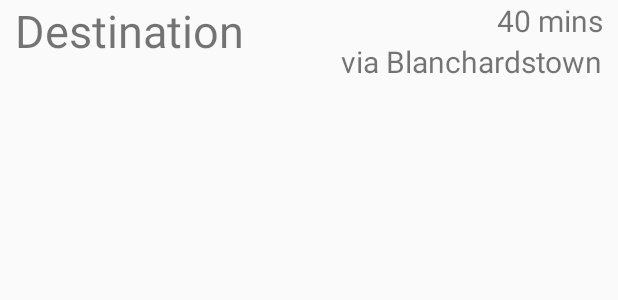
After one commit to AndrewSherlock/Student-Andriod-Application, an Android app: the layout bus_time_display.xml on its own in the app's theme, with its tools: preview values and no code run, on a phone screen of 412 x 824 dp. The commit adds this screen. Shown: the top 300 px of the screen. Run offline under Robolectric (Android 15) with nearby library versions, the phone set to English and light mode, and no system bars; network calls fail.

Commit message:
Dublin Bus updating now, Listing some stops a few times. need to do a sweep of the stops in the area.
Threads need to be properly implemented to avoid freezing. Over all styling needs to be done.

```diff
--- a/app/build.gradle
+++ b/app/build.gradle
@@ -24,10 +24,11 @@ dependencies {
     implementation 'com.android.support.constraint:constraint-layout:1.0.2'
     implementation 'com.android.support:design:26.1.0'
     implementation 'com.google.firebase:firebase-auth:11.0.4'
+    implementation 'com.android.support:support-v4:26.1.0'
+    implementation 'com.android.support:recyclerview-v7:26.1.0'
     testImplementation 'junit:junit:4.12'
     androidTestImplementation 'com.android.support.test:runner:1.0.1'
     androidTestImplementation 'com.android.support.test.espresso:espresso-core:3.0.1'
 }
 
-
 //apply plugin: 'com.google.gms.google-services'
--- /dev/null
+++ b/app/src/main/res/layout/bus_time_display.xml
@@ -0,0 +1,55 @@
+<RelativeLayout xmlns:android="http://schemas.android.com/apk/res/android"
+    android:layout_width="match_parent"
+    android:layout_height="80dp"
+    android:orientation="horizontal"
+    android:id="@+id/bus_time_container"
+    >
+
+    <LinearLayout
+        android:layout_width="match_parent"
+        android:layout_height="match_parent"
+        android:orientation="horizontal"
+        >
+        <TextView
+            android:layout_width="wrap_content"
+            android:layout_height="wrap_content"
+            android:layout_gravity="left"
+            android:text="Destination"
+            android:textSize="30dp"
+            android:layout_marginLeft="10dp"
+            android:id="@+id/dest_text"
+            />
+
+        <LinearLayout
+            android:layout_width="fill_parent"
+            android:layout_height="fill_parent"
+            android:gravity="right"
+            >
+
+            <LinearLayout
+                android:layout_width="wrap_content"
+                android:layout_height="wrap_content"
+                android:orientation="vertical">
+                <TextView
+                    android:layout_width="wrap_content"
+                    android:layout_height="wrap_content"
+                    android:layout_gravity="right"
+                    android:text="40 mins"
+                    android:textSize="20dp"
+                    android:layout_marginRight="10dp"
+                    android:id="@+id/bus_time_text"
+                    />
+
+                <TextView
+                    android:layout_width="wrap_content"
+                    android:layout_height="wrap_content"
+                    android:text="via Blanchardstown"
+                    android:textSize="20dp"
+                    android:layout_marginRight="10dp"
+                    android:id="@+id/bus_src"
+                    />
+
+            </LinearLayout>
+        </LinearLayout>
+    </LinearLayout>
+</RelativeLayout>
--- a/app/src/main/res/values/dimens.xml
+++ b/app/src/main/res/values/dimens.xml
@@ -1,3 +1,4 @@
 <resources>
     <dimen name="fab_margin">16dp</dimen>
+    <dimen name="text_margin">16dp</dimen>
 </resources>
--- a/app/src/main/res/values/strings.xml
+++ b/app/src/main/res/values/strings.xml
@@ -8,4 +8,5 @@
     <string name="title_activity_map">Map</string>
     <string name="title_activity_phone">Phone Numbers</string>
     <string name="title_activity_links">Quick Links</string>
+
 </resources>
```
Also changed, not shown: app/src/main/AndroidManifest.xml (+5 -3 lines), app/src/main/java/itbstudentapp/com/itbstudentapp/BusTimeInfo.java (added, +23 -0 lines), app/src/main/java/itbstudentapp/com/itbstudentapp/BusTimeReciever.java (added, +74 -0 lines), app/src/main/java/itbstudentapp/com/itbstudentapp/BusTimes.java (added, +70 -0 lines), app/src/main/java/itbstudentapp/com/itbstudentapp/DublinBusRouteFinder.java (+16 -21 lines), app/src/main/java/itbstudentapp/com/itbstudentapp/DublinBusRouteInformation.java (deleted, +0 -19 lines), app/src/main/java/itbstudentapp/com/itbstudentapp/RouteChoice.java (+27 -11 lines), app/src/main/java/itbstudentapp/com/itbstudentapp/Stop.java (added, +25 -0 lines), app/src/main/java/itbstudentapp/com/itbstudentapp/StopInformationFinder.java (added, +74 -0 lines), app/src/main/java/itbstudentapp/com/itbstudentapp/StopList.java (added, +77 -0 lines), app/src/main/java/itbstudentapp/com/itbstudentapp/Transport.java (+4 -15 lines), app/src/main/res/layout/activity_bus_times.xml (added, +25 -0 lines), app/src/main/res/layout/activity_stop_list.xml (added, +34 -0 lines).
